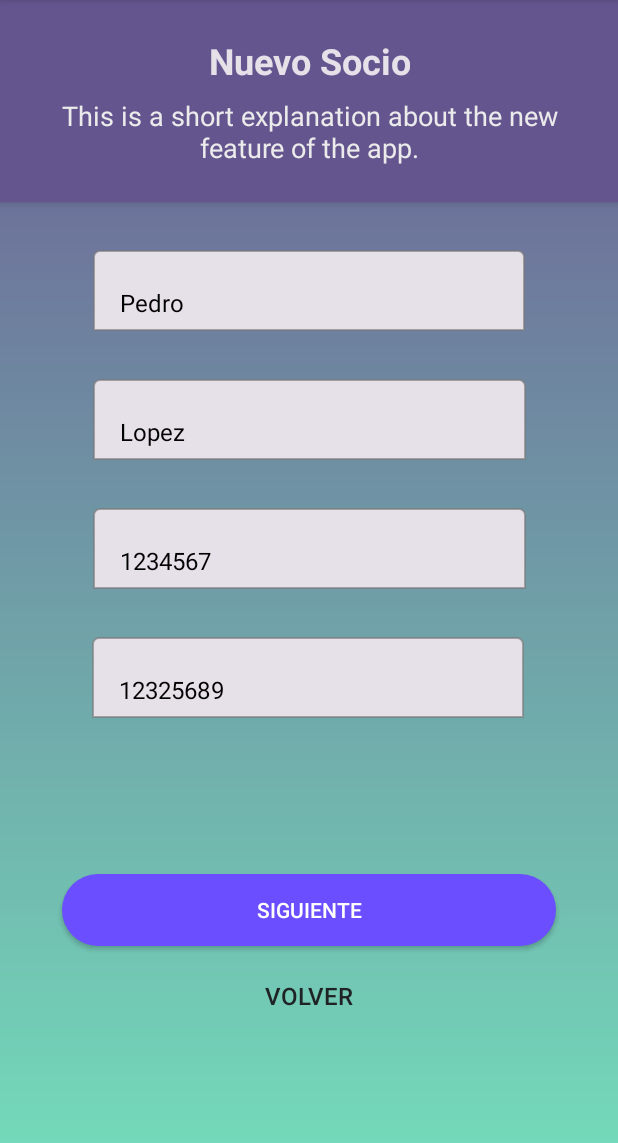
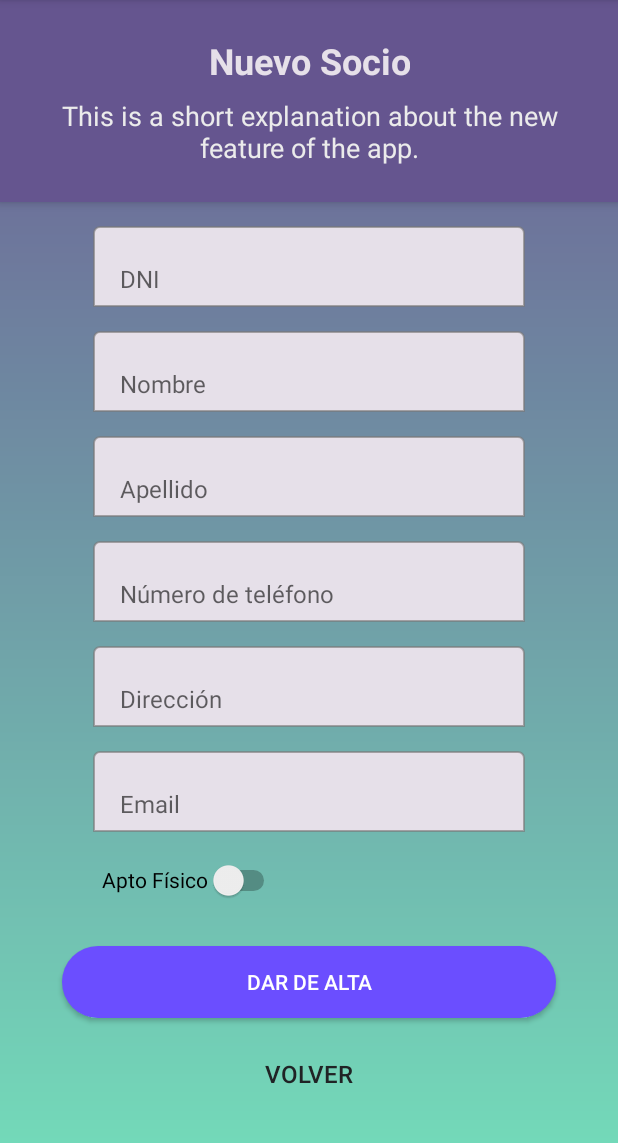
Before and after one commit to rojasayelen/dam, an Android app: the NuevoSocio screen opened directly, with no data from a screen before it, on a phone screen of 412 x 824 dp, the part 84-1227 px from its top. Run offline under Robolectric (Android 15) with nearby library versions, the light colour scheme and no system bars.

Commit message:
- se modifica  la pantalla de nuevo socio y se redirecciona al error de login  cuando se ingresa mal el user y pass.

```diff
--- a/app/src/main/AndroidManifest.xml
+++ b/app/src/main/AndroidManifest.xml
@@ -16,6 +16,10 @@
             android:name=".carnetSocio"
             android:exported="false"
             android:windowSoftInputMode="adjustResize" />
+        <activity
+            android:name=".LoginError"
+            android:exported="false"
+            android:windowSoftInputMode="adjustResize"/>
         <activity
             android:name=".nuevoEmpleado1"
             android:exported="false"
--- /dev/null
+++ b/app/src/main/java/com/example/clubdeportivo/LoginError.kt
@@ -0,0 +1,18 @@
+// LoginError.kt
+package com.example.clubdeportivo
+
+import android.os.Bundle
+import androidx.appcompat.app.AppCompatActivity
+import android.widget.Button
+
+class LoginError : AppCompatActivity() {
+    override fun onCreate(savedInstanceState: Bundle?) {
+        super.onCreate(savedInstanceState)
+        setContentView(R.layout.activity_login_error)
+
+        val btnRetry = findViewById<Button>(R.id.btn_connect)
+        btnRetry.setOnClickListener {
+            finish()
+        }
+    }
+}
--- a/app/src/main/java/com/example/clubdeportivo/MainActivity.kt
+++ b/app/src/main/java/com/example/clubdeportivo/MainActivity.kt
@@ -44,8 +44,9 @@ class MainActivity : AppCompatActivity() {
                 startActivity(intent)
                 finish()
             } else {
-                // Mostrar mensaje de error
-                Toast.makeText(this, "Usuario o contraseña incorrectos", Toast.LENGTH_SHORT).show()
+                // Redirigir a la pantalla de error de inicio de sesión
+                val intent = Intent(this, LoginError::class.java)
+                startActivity(intent)
             }
         }
         scrollView.viewTreeObserver.addOnGlobalLayoutListener(object : ViewTreeObserver.OnGlobalLayoutListener {
@@ -65,7 +66,6 @@ class MainActivity : AppCompatActivity() {
         })
     }
 
-
     private fun insertarAdministradorSiNoExiste(db: SQLiteDatabase) {
         // Verificar si el administrador ya existe en Persona
         val cursorPersona = db.rawQuery("SELECT * FROM Persona WHERE Nombre = 'ADMINISTRADOR'", null)
@@ -76,7 +76,7 @@ class MainActivity : AppCompatActivity() {
         cursorPersona.close()
 
         // Verificar si las credenciales de administrador ya existen en Empleado
-        val cursorEmpleado = db.rawQuery("SELECT * FROM Empleado WHERE Usuario = 'ADMIN'", null)
+        val cursorEmpleado = db.rawQuery("SELECT * FROM Empleado WHERE Usuario = 'Admin'", null)
         if (cursorEmpleado.count == 0) {
             // Si no existe, insertar en Empleado
             dbHelper.insertarCredenciales(db)
--- a/app/src/main/res/layout/activity_login_error.xml
+++ b/app/src/main/res/layout/activity_login_error.xml
@@ -52,13 +52,13 @@
 
     <Button
         android:id="@+id/btn_connect"
+        style="@style/ButtonPrimary"
         android:layout_height="wrap_content"
-        style="@style/ButtonPrimary"
         android:layout_marginHorizontal="16dp"
         android:layout_marginBottom="100dp"
         android:minWidth="48dp"
         android:minHeight="48dp"
-        android:text="@string/button_volver_formulario"
+        android:text="Volver a intentar"
         app:layout_constraintBottom_toBottomOf="parent"
         app:layout_constraintEnd_toEndOf="parent"
         app:layout_constraintStart_toStartOf="parent" />
--- a/app/src/main/res/layout/nuevo_socio_1.xml
+++ b/app/src/main/res/layout/nuevo_socio_1.xml
@@ -1,11 +1,26 @@
 <?xml version="1.0" encoding="utf-8"?>
-<androidx.constraintlayout.widget.ConstraintLayout xmlns:android="http://schemas.android.com/apk/res/android"
+<androidx.constraintlayout.widget.ConstraintLayout
+    xmlns:android="http://schemas.android.com/apk/res/android"
     xmlns:app="http://schemas.android.com/apk/res-auto"
     xmlns:tools="http://schemas.android.com/tools"
     android:layout_width="match_parent"
     android:layout_height="match_parent"
     android:background="@drawable/gradient_background"
     tools:context=".NuevoSocio">
+
+    <!-- ScrollView para habilitar el desplazamiento vertical -->
+    <ScrollView
+        android:layout_width="match_parent"
+        android:layout_height="match_parent"
+        app:layout_constraintTop_toTopOf="parent"
+        app:layout_constraintBottom_toBottomOf="parent"
+        app:layout_constraintStart_toStartOf="parent"
+        app:layout_constraintEnd_toEndOf="parent">
+
+        <!-- ConstraintLayout que contiene todos los elementos -->
+        <androidx.constraintlayout.widget.ConstraintLayout
+            android:layout_width="match_parent"
+            android:layout_height="wrap_content">
 
             <!-- Contenedor de fondo violeta -->
             <LinearLayout
@@ -18,10 +33,7 @@
                 android:gravity="center"
                 android:elevation="4dp"
                 app:layout_constraintWidth_percent="1"
-        app:layout_constraintHeight_percent="0.4"
-        app:layout_constraintTop_toTopOf="parent"
-        app:layout_constraintStart_toStartOf="parent"
-        app:layout_constraintEnd_toEndOf="parent">
+                app:layout_constraintTop_toTopOf="parent">
 
                 <!-- Título principal -->
                 <TextView
@@ -33,82 +45,123 @@
                 <TextView
                     android:id="@+id/subtitle"
                     android:text="This is a short explanation about the new feature of the app."
-            style="@style/SubtitlePrimary"
-            />
+                    style="@style/SubtitlePrimary"/>
             </LinearLayout>
 
-    <!-- Nombre -->
+            <!-- Campo DNI -->
+            <EditText
+                android:id="@+id/dniEditText"
+                android:layout_width="0dp"
+                android:layout_height="wrap_content"
+                android:layout_marginTop="16dp"
+                android:hint="DNI"
+                android:inputType="number"
+                style="@style/InputPrimary"
+                app:layout_constraintStart_toStartOf="parent"
+                app:layout_constraintEnd_toEndOf="parent"
+                app:layout_constraintTop_toBottomOf="@id/container_violeta" />
 
-    <!-- Apellido -->
+            <!-- Campo Nombre -->
             <EditText
                 android:id="@+id/nameEditText"
-        android:layout_marginTop="32dp"
+                android:layout_width="0dp"
+                android:layout_height="wrap_content"
+                android:layout_marginTop="16dp"
                 android:hint="Nombre"
-        android:text="Pedro"
                 style="@style/InputPrimary"
+                app:layout_constraintStart_toStartOf="parent"
                 app:layout_constraintEnd_toEndOf="parent"
+                app:layout_constraintTop_toBottomOf="@id/dniEditText" />
+
+            <!-- Campo Apellido -->
+            <EditText
+                android:id="@+id/lastnameEditText"
+                android:layout_width="0dp"
+                android:layout_height="wrap_content"
+                android:layout_marginTop="16dp"
+                android:hint="Apellido"
+                style="@style/InputPrimary"
                 app:layout_constraintStart_toStartOf="parent"
-        app:layout_constraintTop_toBottomOf="@id/container_violeta"
-        tools:ignore="NotSibling" />
+                app:layout_constraintEnd_toEndOf="parent"
+                app:layout_constraintTop_toBottomOf="@id/nameEditText" />
 
-    <!-- DNI -->
+            <!-- Campo Número de teléfono -->
+            <EditText
+                android:id="@+id/phoneEditText"
+                android:layout_width="0dp"
+                android:layout_height="wrap_content"
+                android:layout_marginTop="16dp"
+                android:hint="Número de teléfono"
+                android:inputType="phone"
+                style="@style/InputPrimary"
+                app:layout_constraintStart_toStartOf="parent"
+                app:layout_constraintEnd_toEndOf="parent"
+                app:layout_constraintTop_toBottomOf="@id/lastnameEditText" />
 
-    <!-- Número de teléfono -->
+            <!-- Campo Dirección -->
+            <EditText
+                android:id="@+id/addressEditText"
+                android:layout_width="0dp"
+                android:layout_height="wrap_content"
+                android:layout_marginTop="16dp"
+                android:hint="Dirección"
+                style="@style/InputPrimary"
+                app:layout_constraintStart_toStartOf="parent"
+                app:layout_constraintEnd_toEndOf="parent"
+                app:layout_constraintTop_toBottomOf="@id/phoneEditText" />
+
+            <!-- Campo Email -->
+            <EditText
+                android:id="@+id/emailEditText"
+                android:layout_width="0dp"
+                android:layout_height="wrap_content"
+                android:layout_marginTop="16dp"
+                android:hint="Email"
+                android:inputType="textEmailAddress"
+                style="@style/InputPrimary"
+                app:layout_constraintStart_toStartOf="parent"
+                app:layout_constraintEnd_toEndOf="parent"
+                app:layout_constraintTop_toBottomOf="@id/addressEditText" />
+
+            <!-- Switch Apto Físico -->
+            <Switch
+                android:id="@+id/aptPhysicalSwitch"
+                android:layout_width="wrap_content"
+                android:layout_height="48dp"
+                android:layout_marginStart="60dp"
+                android:layout_marginTop="8dp"
+                android:minWidth="48dp"
+                android:minHeight="48dp"
+                android:padding="8dp"
+                android:text="Apto Físico"
+                app:layout_constraintStart_toStartOf="parent"
+                app:layout_constraintTop_toBottomOf="@id/emailEditText"
+                tools:ignore="UseSwitchCompatOrMaterialXml" />
 
             <!-- Botón Siguiente -->
-    <EditText
-        android:id="@+id/lastnameEditText"
-        style="@style/InputPrimary"
-        android:layout_marginTop="32dp"
-        android:hint="Apellido"
-        android:text="Lopez"
-        app:layout_constraintEnd_toEndOf="parent"
-        app:layout_constraintHorizontal_bias="0.504"
-        app:layout_constraintStart_toStartOf="parent"
-        app:layout_constraintTop_toBottomOf="@id/nameEditText" />
-
-    <!-- Botón Volver -->
-
-    <EditText
-        android:id="@+id/dniEditText"
-        style="@style/InputPrimary"
-        android:layout_marginTop="32dp"
-        android:hint="DNI"
-        android:inputType="number"
-        android:text="1234567"
-        app:layout_constraintEnd_toEndOf="parent"
-        app:layout_constraintHorizontal_bias="0.504"
-        app:layout_constraintStart_toStartOf="parent"
-        app:layout_constraintTop_toBottomOf="@id/lastnameEditText" />
-
-    <EditText
-        android:id="@+id/phoneEditText"
-        style="@style/InputPrimary"
-        android:layout_marginTop="32dp"
-        android:hint="Número de teléfono"
-        android:inputType="phone"
-        android:text="12325689"
-        app:layout_constraintEnd_toEndOf="parent"
-        app:layout_constraintHorizontal_bias="0.495"
-        app:layout_constraintStart_toStartOf="parent"
-        app:layout_constraintTop_toBottomOf="@id/dniEditText" />
-
             <Button
                 android:id="@+id/nextButton"
                 style="@style/ButtonPrimary"
-        android:layout_marginTop="104dp"
-        android:text="Siguiente"
+                android:layout_width="0dp"
+                android:layout_height="wrap_content"
+                android:layout_marginTop="20dp"
+                android:text="Dar de alta"
                 app:layout_constraintEnd_toEndOf="parent"
                 app:layout_constraintStart_toStartOf="parent"
-        app:layout_constraintTop_toBottomOf="@id/phoneEditText" />
+                app:layout_constraintTop_toBottomOf="@id/aptPhysicalSwitch" />
 
+            <!-- Botón Volver -->
             <Button
                 android:id="@+id/backButton"
                 style="@style/ButtonSecondary"
-        android:layout_marginTop="4dp"
+                android:layout_width="0dp"
+                android:layout_height="wrap_content"
+                android:layout_marginTop="8dp"
                 android:text="Volver"
+                app:layout_constraintStart_toStartOf="parent"
                 app:layout_constraintEnd_toEndOf="parent"
-        app:layout_constraintHorizontal_bias="0.504"
-        app:layout_constraintStart_toStartOf="parent"
-        app:layout_constraintTop_toBottomOf="@+id/nextButton" />
+                app:layout_constraintTop_toBottomOf="@id/nextButton" />
+
         </androidx.constraintlayout.widget.ConstraintLayout>
+    </ScrollView>
+</androidx.constraintlayout.widget.ConstraintLayout>
```
Lines whose indentation alone changed are shown as unchanged.
